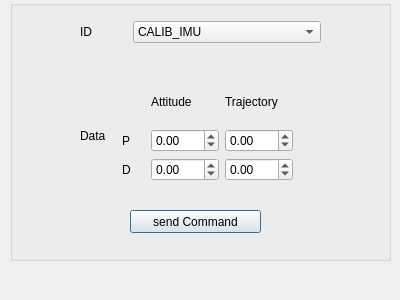
Qt form ARVID_GS/tcwindow.ui (Eruvae/floatsat5) before a commit.
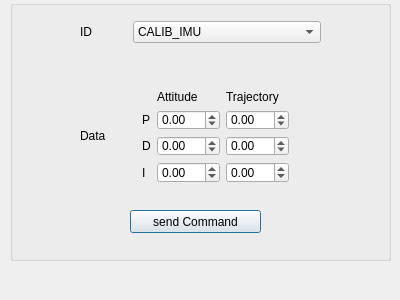
The same form after that commit. Icons and pictures are not drawn.

```diff
--- a/ARVID_GS/tcwindow.ui
+++ b/ARVID_GS/tcwindow.ui
@@ -413,10 +413,10 @@
         <widget class="QWidget" name="">
          <property name="geometry">
           <rect>
-           <x>10</x>
-           <y>10</y>
-           <width>171</width>
-           <height>101</height>
+           <x>30</x>
+           <y>20</y>
+           <width>147</width>
+           <height>93</height>
           </rect>
          </property>
          <layout class="QGridLayout" name="gridLayout">
@@ -488,6 +488,33 @@
             </property>
            </widget>
           </item>
+          <item row="3" column="0">
+           <widget class="QLabel" name="label_6">
+            <property name="text">
+             <string>I</string>
+            </property>
+           </widget>
+          </item>
+          <item row="3" column="1">
+           <widget class="QDoubleSpinBox" name="attI">
+            <property name="minimum">
+             <double>-100.000000000000000</double>
+            </property>
+            <property name="maximum">
+             <double>100.000000000000000</double>
+            </property>
+           </widget>
+          </item>
+          <item row="3" column="2">
+           <widget class="QDoubleSpinBox" name="traI">
+            <property name="minimum">
+             <double>-100.000000000000000</double>
+            </property>
+            <property name="maximum">
+             <double>100.000000000000000</double>
+            </property>
+           </widget>
+          </item>
          </layout>
         </widget>
        </widget>
```
